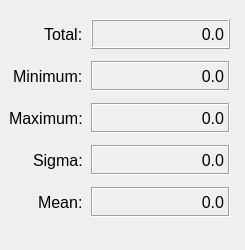
Above: src/dashpva/gui/roi_stats_dialog.ui from AdvancedPhotonSource/DashPVA before the change. Below: the same form after it.
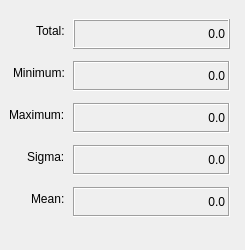
That is the form after the change.

Commit message:
fix: remove redundant font blocks and relax sizing constraints in .ui files
Strip ~50 redundant pointsize declarations from imageshow.ui (all
inherited from root), ~40 from hkl_3d_slice_window.ui, and child
font blocks from 3 other .ui files. Remove restrictive maximumSize
on scroll area (was 425px), stats labels, and Plot Stats buttons.
Relax Start/Stop Live View button minimumSize to prevent text
cropping on resize. Reduce HKL 3D viewer minimum width from 1125
to 600. Total: -641 lines of redundant layout constraints.

Patch:
```diff
--- a/src/dashpva/gui/roi_stats_dialog.ui
+++ b/src/dashpva/gui/roi_stats_dialog.ui
@@ -10,11 +10,6 @@
     <height>250</height>
    </rect>
   </property>
-  <property name="font">
-   <font>
-    <pointsize>12</pointsize>
-   </font>
-  </property>
   <property name="windowTitle">
    <string>Dialog</string>
   </property>
@@ -39,11 +34,6 @@
     </property>
     <item row="0" column="0">
      <widget class="QLabel" name="lbl_stats_total">
-      <property name="font">
-       <font>
-        <pointsize>12</pointsize>
-       </font>
-      </property>
       <property name="text">
        <string>Total:</string>
       </property>
```
The commit also changes 4 other files.
